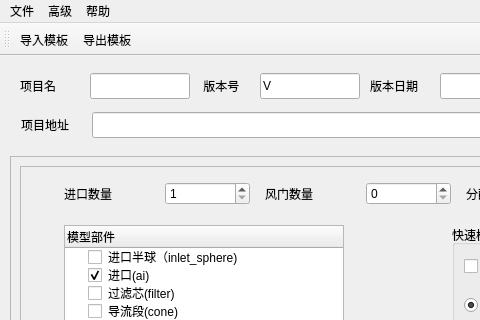
qweaxdzsc/fluent_add_on, file fluent_gui/ui_qt/ui_main.ui: the form before one commit; both pictures show x 0 to 480 and y 0 to 320 of the 950 by 759 pixel window.
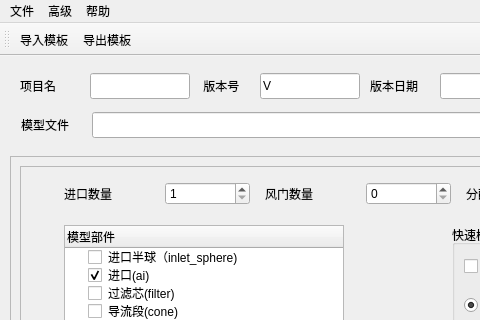
The form after the commit. Icons and pictures are not drawn.

Patch:
```diff
--- a/fluent_gui/ui_qt/ui_main.ui
+++ b/fluent_gui/ui_qt/ui_main.ui
@@ -1918,7 +1918,7 @@
               </size>
              </property>
              <property name="text">
-              <string>项目地址</string>
+              <string>模型文件</string>
              </property>
              <property name="buddy">
               <cstring>project_address_edit</cstring>
```
Left out of the diff: 12 changed lines with no effect on the pictures.
